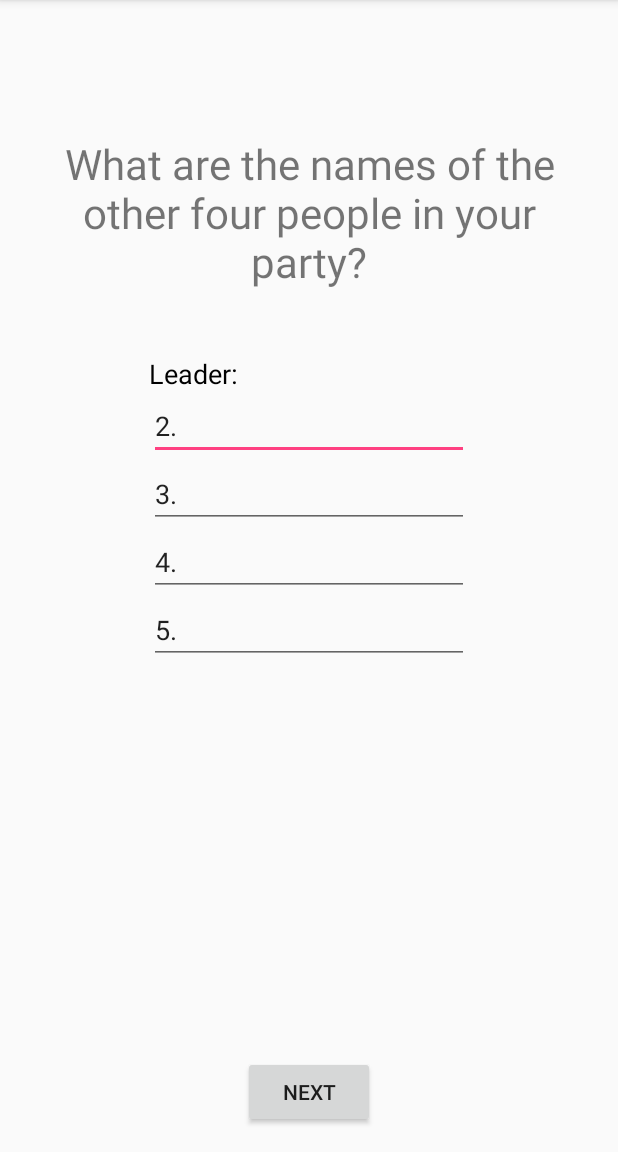
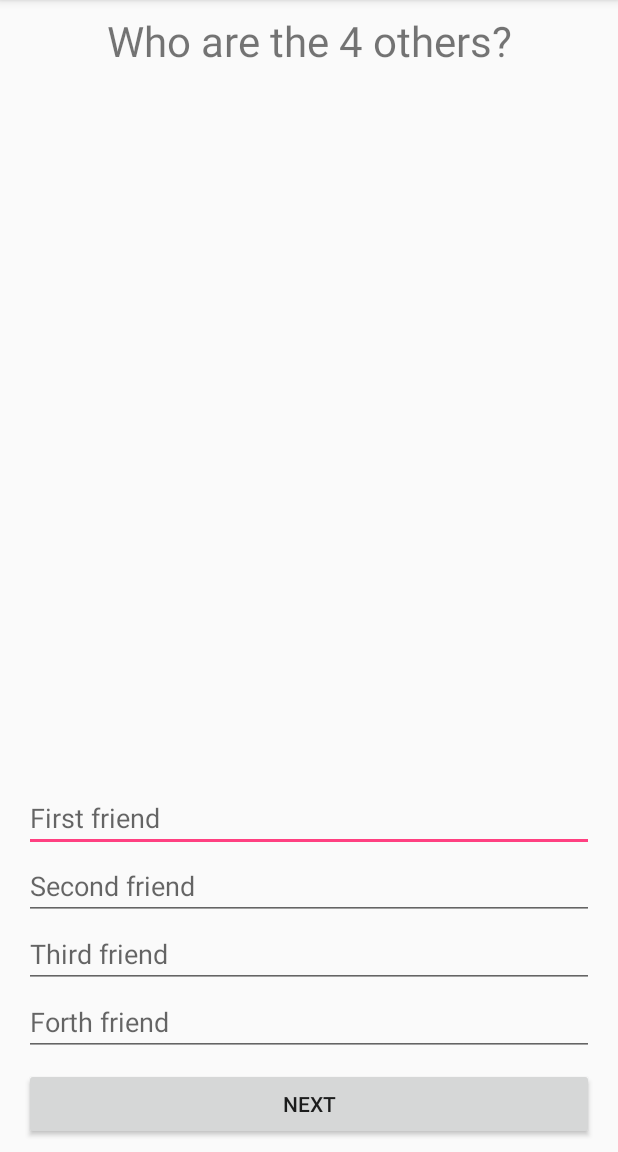
Before and after one commit to jjhaefner/WiscoTrail, an Android app: the PickParty screen opened directly, with no data from a screen before it, on a phone screen of 412 x 824 dp, the part 84-1236 px from its top. Run offline under Robolectric (Android 15) with nearby library versions, the phone set to English and light mode, and no system bars.

Commit message:
Constraint Layout on Main, added constraint layout to build.gradle requirements

```diff
--- a/app/src/main/AndroidManifest.xml
+++ b/app/src/main/AndroidManifest.xml
@@ -22,9 +22,11 @@
         <activity android:name=".TrailInfo" />
         <activity android:name=".ToggleSound" />
         <activity android:name=".ManagementOptions" />
-        <activity android:name=".PickLeader" />
+        <activity android:name=".PickLeader"
+            android:windowSoftInputMode="adjustResize"/>
         <activity android:name=".MainScreen" />
-        <activity android:name=".PickParty" />
+        <activity android:name=".PickParty"
+            android:windowSoftInputMode="adjustResize"/>
         <activity android:name=".FarmNFleet" />
         <activity android:name=".DepartureMonth" />
         <activity android:name=".Shop" />
--- a/app/src/main/res/layout/activity_pick_party.xml
+++ b/app/src/main/res/layout/activity_pick_party.xml
@@ -1,88 +1,106 @@
 <?xml version="1.0" encoding="utf-8"?>
-<RelativeLayout xmlns:android="http://schemas.android.com/apk/res/android"
+<android.support.constraint.ConstraintLayout xmlns:android="http://schemas.android.com/apk/res/android"
+    xmlns:app="http://schemas.android.com/apk/res-auto"
     xmlns:tools="http://schemas.android.com/tools"
     android:id="@+id/activity_pick_party"
     android:layout_width="match_parent"
     android:layout_height="match_parent"
-    android:paddingBottom="@dimen/activity_vertical_margin"
-    android:paddingLeft="@dimen/activity_horizontal_margin"
-    android:paddingRight="@dimen/activity_horizontal_margin"
-    android:paddingTop="@dimen/activity_vertical_margin"
     tools:context="edu.wisc.ece.wiscotrail.PickParty">
 
     <TextView
-        android:text="Leader:            "
-        android:layout_width="wrap_content"
+        android:text="Who are the 4 others?"
+        android:layout_width="0dp"
         android:layout_height="wrap_content"
-        android:id="@+id/textView4"
-        android:textSize="18sp"
-        android:textColor="@color/black"
-        android:layout_below="@+id/textView3"
-        android:layout_alignLeft="@+id/editText3"
-        android:layout_alignStart="@+id/editText3"
-        android:layout_marginTop="43dp" />
-
-    <TextView
-        android:text="What are the names of the other four people in your party?"
-        android:layout_width="wrap_content"
-        android:layout_height="wrap_content"
-        android:layout_marginTop="74dp"
         android:id="@+id/textView3"
         android:textSize="28sp"
         android:textAlignment="center"
-        android:layout_alignParentTop="true"
-        android:layout_alignParentLeft="true"
-        android:layout_alignParentStart="true" />
+        tools:layout_constraintTop_creator="1"
+        android:layout_marginStart="16dp"
+        android:layout_marginTop="8dp"
+        tools:layout_constraintLeft_creator="1"
+        app:layout_constraintLeft_toLeftOf="parent"
+        app:layout_constraintTop_toTopOf="parent"
+        android:layout_marginLeft="16dp"
+        android:layout_marginEnd="16dp"
+        app:layout_constraintRight_toRightOf="parent"
+        android:layout_marginRight="16dp" />
 
     <EditText
-        android:layout_width="wrap_content"
+        android:layout_width="0dp"
         android:layout_height="wrap_content"
         android:inputType="textPersonName"
-        android:text="2."
+        android:text=""
+        android:hint="First friend"
         android:ems="10"
         android:id="@+id/editText3"
-        android:layout_below="@+id/textView4"
-        android:layout_centerHorizontal="true" />
+        tools:layout_constraintRight_creator="1"
+        tools:layout_constraintBottom_creator="1"
+        app:layout_constraintBottom_toTopOf="@+id/editText4"
+        app:layout_constraintRight_toRightOf="@+id/textView3"
+        tools:layout_constraintLeft_creator="1"
+        app:layout_constraintLeft_toLeftOf="@+id/textView3"
+        app:layout_constraintHorizontal_bias="0.0" />
 
     <EditText
-        android:layout_width="wrap_content"
+        android:layout_width="0dp"
         android:layout_height="wrap_content"
         android:inputType="textPersonName"
-        android:text="3."
+        android:text=""
+        android:hint="Second friend"
         android:ems="10"
         android:id="@+id/editText4"
-        android:layout_below="@+id/editText3"
-        android:layout_alignLeft="@+id/editText3"
-        android:layout_alignStart="@+id/editText3" />
+        tools:layout_constraintRight_creator="1"
+        tools:layout_constraintBottom_creator="1"
+        app:layout_constraintBottom_toTopOf="@+id/editText5"
+        app:layout_constraintRight_toRightOf="@+id/editText3"
+        tools:layout_constraintLeft_creator="1"
+        app:layout_constraintLeft_toLeftOf="@+id/editText3"
+        app:layout_constraintHorizontal_bias="0.0" />
 
     <EditText
-        android:layout_width="wrap_content"
+        android:layout_width="0dp"
         android:layout_height="wrap_content"
         android:inputType="textPersonName"
-        android:text="4."
+        android:text=""
+        android:hint="Third friend"
         android:ems="10"
         android:id="@+id/editText5"
-        android:layout_below="@+id/editText4"
-        android:layout_alignLeft="@+id/editText4"
-        android:layout_alignStart="@+id/editText4" />
+        tools:layout_constraintRight_creator="1"
+        tools:layout_constraintBottom_creator="1"
+        app:layout_constraintBottom_toTopOf="@+id/editText2"
+        app:layout_constraintRight_toRightOf="@+id/editText4"
+        tools:layout_constraintLeft_creator="1"
+        app:layout_constraintLeft_toLeftOf="@+id/editText4"
+        app:layout_constraintHorizontal_bias="0.0" />
 
     <EditText
-        android:layout_width="wrap_content"
+        android:layout_width="0dp"
         android:layout_height="wrap_content"
         android:inputType="textPersonName"
-        android:text="5."
+        android:text=""
+        android:hint="Forth friend"
         android:ems="10"
         android:id="@+id/editText2"
-        android:layout_below="@+id/editText5"
-        android:layout_alignLeft="@+id/editText5"
-        android:layout_alignStart="@+id/editText5" />
+        tools:layout_constraintRight_creator="1"
+        app:layout_constraintRight_toRightOf="@+id/editText5"
+        tools:layout_constraintLeft_creator="1"
+        app:layout_constraintLeft_toLeftOf="@+id/editText5"
+        app:layout_constraintHorizontal_bias="1.0"
+        app:layout_constraintBottom_toTopOf="@+id/button6"
+        android:layout_marginBottom="8dp" />
 
     <Button
         android:text="Next"
-        android:layout_width="wrap_content"
+        android:layout_width="0dp"
         android:layout_height="wrap_content"
-        android:layout_alignParentBottom="true"
-        android:layout_centerHorizontal="true"
         android:id="@+id/button6"
-        android:onClick="goNext"/>
-</RelativeLayout>
+        android:onClick="goNext"
+        tools:layout_constraintRight_creator="1"
+        app:layout_constraintRight_toRightOf="@+id/editText2"
+        app:layout_constraintLeft_toLeftOf="parent"
+        android:layout_marginStart="16dp"
+        android:layout_marginLeft="16dp"
+        app:layout_constraintHorizontal_bias="0.93"
+        app:layout_constraintBottom_toBottomOf="parent"
+        android:layout_marginBottom="8dp" />
+</android.support.constraint.ConstraintLayout>
```
Also changed, not shown: app/src/main/res/layout/activity_pick_leader.xml (+37 -25 lines).
